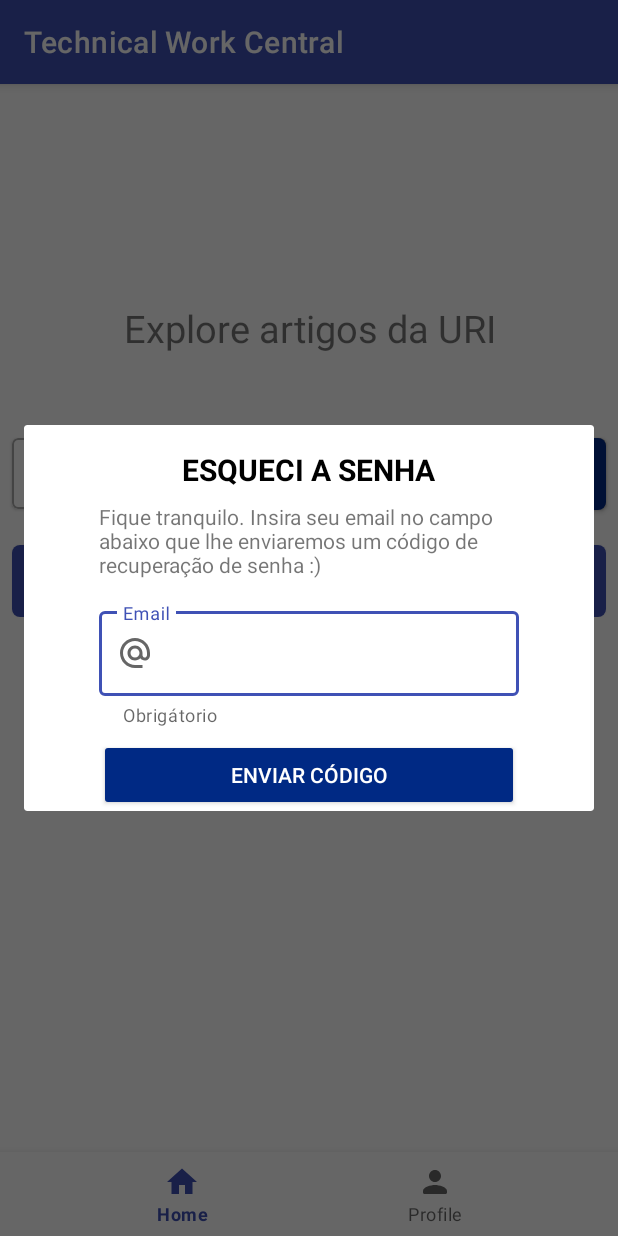
After one commit to julianawl/technical-works-central, an Android app: the fragment ForgotPasswordDialog placed in its activity, on a phone screen of 412 x 824 dp. The commit adds this screen. Run offline under Robolectric (Android 15) with nearby library versions, the phone set to English and light mode, and no system bars; our stand-ins replace navigation-ui.

Commit message:
Perfil logado, telas de login e cadastro

```diff
--- /dev/null
+++ b/app/src/main/java/br/com/labdev/technicalworkcentral/data/Cache.kt
@@ -0,0 +1,43 @@
+package br.com.labdev.technicalworkcentral.data
+
+import android.content.Context
+import br.com.labdev.technicalworkcentral.BuildConfig
+
+class Cache(private val context: Context): ICache{
+
+    private val preferencesFileName = BuildConfig.APPLICATION_ID
+    private val sharedPreferences = context.getSharedPreferences(preferencesFileName, 0)
+
+    override suspend fun insert(key: String, value: String) {
+        sharedPreferences.edit().putString(key, value).apply()
+    }
+
+    override suspend fun update(key: String, value: String) {
+        insert(key, value)
+    }
+
+    override suspend fun delete(key: String) {
+        sharedPreferences.edit().remove(key).apply()
+    }
+
+    override suspend fun get(key: String): String {
+        return sharedPreferences.getString(key, "")!!
+    }
+
+    override fun has(key: String): String {
+        return sharedPreferences.getString(key, "")!!
+    }
+
+    companion object{
+        const val ISLOGGED = "ISLOGGED"
+    }
+
+}
+
+interface ICache{
+    suspend fun insert(key: String, value: String)
+    suspend fun update(key: String, value: String)
+    suspend fun delete(key: String)
+    suspend fun get(key: String) :String
+    fun has(key: String) : String
+}
--- a/app/src/main/java/br/com/labdev/technicalworkcentral/data/service/Api.kt
+++ b/app/src/main/java/br/com/labdev/technicalworkcentral/data/service/Api.kt
@@ -1,6 +1,7 @@
 package br.com.labdev.technicalworkcentral.data.service
 
 import android.content.Context
+import br.com.labdev.technicalworkcentral.model.UserLogin
 import br.com.labdev.technicalworkcentral.model.UserRegister
 import okhttp3.OkHttpClient
 import okhttp3.logging.HttpLoggingInterceptor
@@ -16,6 +17,9 @@ interface Api {
 
     @POST("usuarios/cadastro")
     suspend fun register(@Body userInfo: UserRegister): Response<Any>
+
+    @POST("")
+    suspend fun login(@Body userInfo: UserLogin): Response<Any>
 
     companion object{
         private fun createClient():OkHttpClient{
--- a/app/src/main/java/br/com/labdev/technicalworkcentral/di/Modules.kt
+++ b/app/src/main/java/br/com/labdev/technicalworkcentral/di/Modules.kt
@@ -1,5 +1,6 @@
 package br.com.labdev.technicalworkcentral.di
 
+import br.com.labdev.technicalworkcentral.data.Cache
 import br.com.labdev.technicalworkcentral.data.repository.UserRepository
 import br.com.labdev.technicalworkcentral.ui.details.DetailsViewModel
 import br.com.labdev.technicalworkcentral.ui.documentregistration.DocumentRegistrationViewModel
@@ -7,6 +8,7 @@ import br.com.labdev.technicalworkcentral.ui.home.viewmodel.HomeViewModel
 import br.com.labdev.technicalworkcentral.ui.login.LoginViewModel
 import br.com.labdev.technicalworkcentral.ui.profile.ProfileViewModel
 import br.com.labdev.technicalworkcentral.ui.register.RegisterViewModel
+import org.koin.android.ext.koin.androidContext
 import org.koin.androidx.viewmodel.dsl.viewModel
 import org.koin.dsl.module
 
@@ -24,11 +26,12 @@ val homeModule = module {
 
 val loginModule = module {
     viewModel { LoginViewModel(repository = get()) }
-    single { UserRepository() }
 }
 
 val profileModule = module {
     viewModel { ProfileViewModel() }
+    single { UserRepository(cache = get()) }
+    single { Cache(androidContext()) }
 }
 
 val registerModule = module {
--- a/app/src/main/java/br/com/labdev/technicalworkcentral/ui/activity/MainActivity.kt
+++ b/app/src/main/java/br/com/labdev/technicalworkcentral/ui/activity/MainActivity.kt
@@ -6,17 +6,20 @@ import androidx.appcompat.app.AppCompatActivity
 import androidx.navigation.fragment.NavHostFragment
 import androidx.navigation.ui.setupWithNavController
 import br.com.labdev.technicalworkcentral.R
+import br.com.labdev.technicalworkcentral.data.Cache
+import kotlinx.coroutines.GlobalScope
+import kotlinx.coroutines.launch
 
 class MainActivity : AppCompatActivity() {
 
     override fun onCreate(savedInstanceState: Bundle?) {
         super.onCreate(savedInstanceState)
         setContentView(R.layout.activity_main)
-
+        clearCache()
         setNavController()
     }
 
-    private fun setNavController(){
+    private fun setNavController() {
         val navView: BottomNavigationView = findViewById(R.id.nav_view)
         val navHostFragment = supportFragmentManager
             .findFragmentById(R.id.nav_host_fragment) as NavHostFragment
@@ -25,5 +28,10 @@ class MainActivity : AppCompatActivity() {
         navView.setupWithNavController(navController)
 
     }
-    //teste de commit
+
+    private fun clearCache() {
+        GlobalScope.launch {
+            Cache(this@MainActivity).delete(Cache.ISLOGGED)
+        }
+    }
 }
--- /dev/null
+++ b/app/src/main/java/br/com/labdev/technicalworkcentral/ui/home/dialog/ForgotPasswordDialog.kt
@@ -0,0 +1,78 @@
+package br.com.labdev.technicalworkcentral.ui.home.dialog
+
+import android.app.AlertDialog
+import android.content.Context
+import android.os.Bundle
+import android.util.Patterns
+import android.view.Gravity
+import android.view.LayoutInflater
+import android.view.View
+import android.view.ViewGroup
+import android.view.inputmethod.InputMethodManager
+import android.widget.Toast
+import androidx.appcompat.widget.AppCompatButton
+import androidx.fragment.app.DialogFragment
+import br.com.labdev.technicalworkcentral.R
+import com.google.android.material.textfield.TextInputEditText
+import com.google.android.material.textfield.TextInputLayout
+
+class ForgotPasswordDialog: DialogFragment() {
+
+    var sendBtn: AppCompatButton? = null
+    var emailField: TextInputEditText? = null
+    var emailLayout: TextInputLayout? = null
+
+    override fun onStart() {
+        super.onStart()
+        val dialog = dialog
+        if(dialog!=null){
+            dialog.window!!.setLayout(
+                ViewGroup.LayoutParams.MATCH_PARENT,
+                ViewGroup.LayoutParams.WRAP_CONTENT
+            )
+            dialog.window!!.setGravity(Gravity.CENTER_VERTICAL)
+        }
+    }
+
+    override fun onCreateView(
+        inflater: LayoutInflater,
+        container: ViewGroup?,
+        savedInstanceState: Bundle?
+    ): View {
+        val rootView: View = inflater.inflate(R.layout.dialog_forgot_password, container)
+
+        this.emailField = view?.findViewById(R.id.dialog_email_field)
+        this.emailLayout = view?.findViewById(R.id.dialog_email_layout)
+        this.sendBtn = view?.findViewById(R.id.dialog_recover_btn)
+
+        val dialog = AlertDialog.Builder(activity)
+        dialog.setView(view)
+
+        this.sendBtn?.setOnClickListener {
+            emailField?.clearFocus()
+            val imgr = activity?.getSystemService(Context.INPUT_METHOD_SERVICE) as InputMethodManager
+            imgr.hideSoftInputFromWindow(view?.windowToken, 0)
+
+            val email = emailField?.text.toString()
+
+            when{
+                email.isEmpty() ->
+                    Toast.makeText(requireContext(), "Campo vazio", Toast.LENGTH_SHORT).show()
+
+                !Patterns.EMAIL_ADDRESS.matcher(email).find() ->
+                    Toast.makeText(requireContext(), "Campo inválido", Toast.LENGTH_SHORT).show()
+                else ->{
+                    Toast.makeText(requireContext(), "Email enviado", Toast.LENGTH_SHORT).show()
+                    closeDialog()
+                }
+
+            }
+        }
+
+        return rootView
+    }
+
+    private fun closeDialog(){
+        dialog?.dismiss()
+    }
+}
--- a/app/src/main/java/br/com/labdev/technicalworkcentral/ui/login/LoginViewModel.kt
+++ b/app/src/main/java/br/com/labdev/technicalworkcentral/ui/login/LoginViewModel.kt
@@ -22,9 +22,6 @@ class LoginViewModel(
 
 
     private fun doLogin(email: String, password:String){
-        viewModelScope.launch {
-            repository.login(email, password)
-        }
         _loginSucceed.postValue(Unit)
     }
 
--- /dev/null
+++ b/app/src/main/res/layout/dialog_forgot_password.xml
@@ -0,0 +1,68 @@
+<?xml version="1.0" encoding="utf-8"?>
+<androidx.constraintlayout.widget.ConstraintLayout
+    xmlns:android="http://schemas.android.com/apk/res/android"
+    xmlns:app="http://schemas.android.com/apk/res-auto"
+    android:layout_width="match_parent"
+    android:layout_height="wrap_content"
+    android:backgroundTint="#803F51B5">
+
+    <TextView
+        android:id="@+id/dialog_title"
+        android:layout_width="wrap_content"
+        android:layout_height="wrap_content"
+        android:layout_marginTop="16dp"
+        android:textAllCaps="true"
+        android:textSize="20sp"
+        android:textColor="@color/black"
+        android:textStyle="bold"
+        android:text="Esqueci a senha"
+        app:layout_constraintTop_toTopOf="parent"
+        app:layout_constraintStart_toStartOf="parent"
+        app:layout_constraintEnd_toEndOf="parent"/>
+
+    <TextView
+        android:id="@+id/dialog_password_recover_label"
+        android:layout_width="wrap_content"
+        android:layout_height="wrap_content"
+        android:layout_marginTop="8dp"
+        android:text="Fique tranquilo. Insira seu email no campo abaixo que lhe enviaremos um código de recuperação de senha :)"
+        android:paddingHorizontal="50dp"
+        app:layout_constraintTop_toBottomOf="@id/dialog_title"
+        app:layout_constraintStart_toStartOf="parent"
+        app:layout_constraintEnd_toEndOf="parent"/>
+
+    <com.google.android.material.textfield.TextInputLayout
+        style="@style/Widget.MaterialComponents.TextInputLayout.OutlinedBox"
+        android:id="@+id/dialog_email_layout"
+        android:layout_width="match_parent"
+        android:layout_height="wrap_content"
+        android:layout_marginHorizontal="50dp"
+        android:layout_marginTop="16dp"
+        android:hint="@string/email_login"
+        app:helperText="@string/required_login"
+        app:startIconDrawable="@drawable/ic_email"
+        app:endIconMode="clear_text"
+        app:layout_constraintEnd_toEndOf="parent"
+        app:layout_constraintStart_toStartOf="parent"
+        app:layout_constraintTop_toBottomOf="@id/dialog_password_recover_label">
+
+        <com.google.android.material.textfield.TextInputEditText
+            android:id="@+id/dialog_email_field"
+            android:layout_width="match_parent"
+            android:layout_height="wrap_content" />
+    </com.google.android.material.textfield.TextInputLayout>
+
+    <androidx.appcompat.widget.AppCompatButton
+        android:id="@+id/dialog_recover_btn"
+        android:layout_width="match_parent"
+        android:layout_height="wrap_content"
+        android:layout_marginTop="8dp"
+        android:layout_marginHorizontal="50dp"
+        android:text="Enviar código"
+        android:textColor="@color/white"
+        android:backgroundTint="@color/blueish_dark"
+        app:layout_constraintTop_toBottomOf="@id/dialog_email_layout"
+        app:layout_constraintStart_toStartOf="parent"
+        app:layout_constraintEnd_toEndOf="parent"/>
+
+</androidx.constraintlayout.widget.ConstraintLayout>
--- a/app/src/main/res/layout/fragment_login.xml
+++ b/app/src/main/res/layout/fragment_login.xml
@@ -38,6 +38,8 @@
         android:layout_height="wrap_content"
         android:layout_marginTop="16dp"
         android:layout_marginEnd="75dp"
+        android:clickable="true"
+        android:focusable="true"
         android:text="@string/register_login"
         android:textColor="@color/blueish_light"
         android:textSize="16sp"
@@ -109,6 +111,8 @@
         android:layout_width="wrap_content"
         android:layout_height="wrap_content"
         android:layout_marginTop="16dp"
+        android:clickable="true"
+        android:focusable="true"
         android:text="@string/forgotPassword_login"
         android:textColor="@color/blueish_light"
         android:textSize="16sp"
```
Also changed, not shown: app/src/main/AndroidManifest.xml (+6 -1 lines), app/src/main/java/br/com/labdev/technicalworkcentral/data/repository/UserRepository.kt (+21 -6 lines), app/src/main/java/br/com/labdev/technicalworkcentral/model/UserRegister.kt (+7 -2 lines), app/src/main/java/br/com/labdev/technicalworkcentral/ui/login/LoginFragment.kt (+21 -2 lines), app/src/main/java/br/com/labdev/technicalworkcentral/ui/profile/ProfileFragment.kt (+23 -3 lines), app/src/main/java/br/com/labdev/technicalworkcentral/ui/register/RegisterFragment.kt (+13 -0 lines), app/src/main/java/br/com/labdev/technicalworkcentral/ui/register/RegisterViewModel.kt (+5 -2 lines), app/src/main/res/layout/fragment_register.xml (+8 -1 lines), 1 other file.
